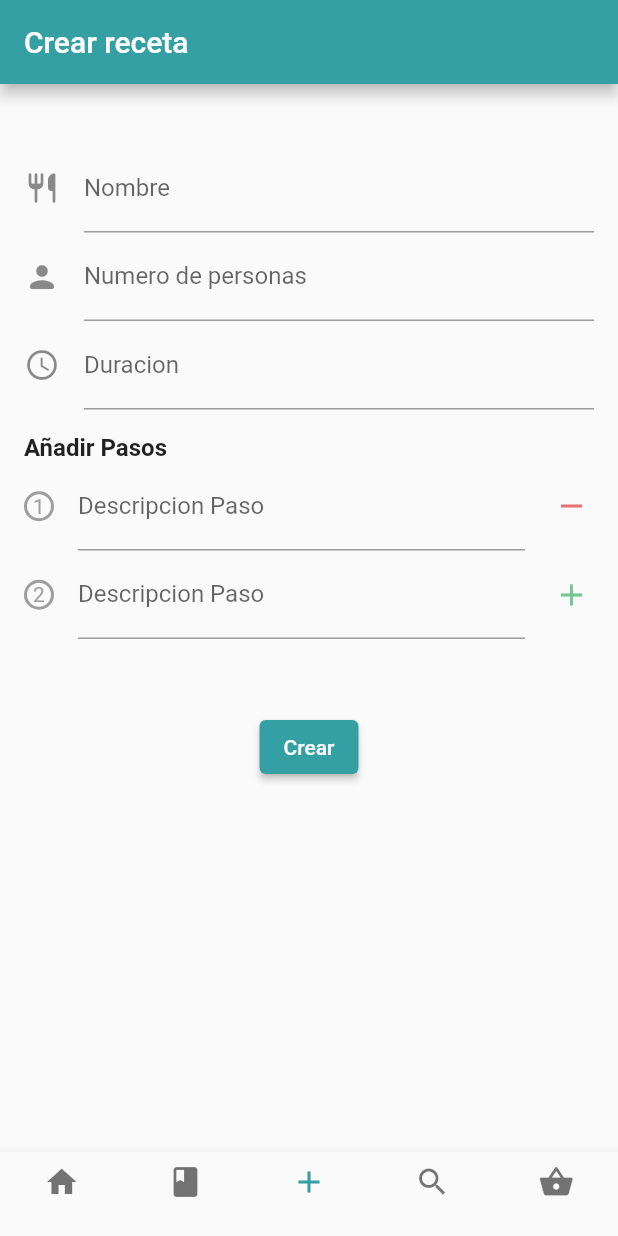
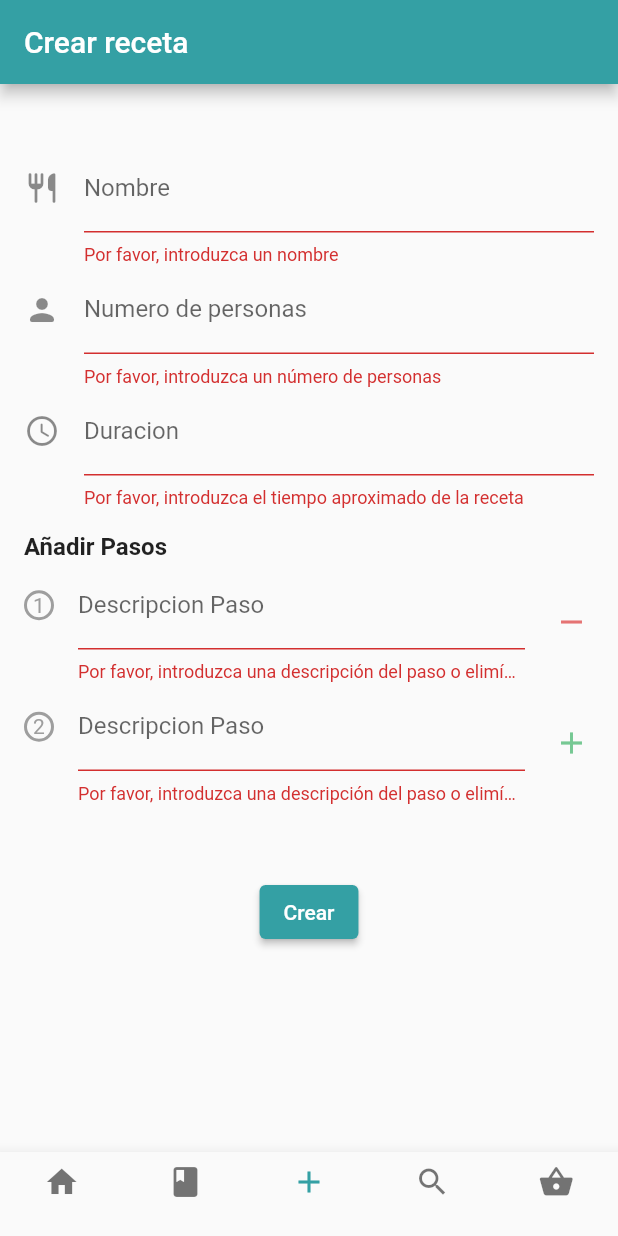
Before and after one commit to MBM-devs/letscookit, a Flutter app: the screen it shows after launch, item 3 of the bottom bar chosen, after a tap on the "add" icon, after a tap on "Crear", on a phone screen of 412 x 824 dp. Run offline on Flutter 3.47's test engine with Material 2 defaults, Android fonts, the light colour scheme and no system bars.

Commit message:
Validate form create Receipt

```diff
--- a/letscookit/lib/main.dart
+++ b/letscookit/lib/main.dart
@@ -19,14 +19,9 @@ void main() {
   // Receta receta = Receta("Pollo al limón", 2);
   ListaIngredientes l1 = ListaIngredientes();
   LibroRecetas libro = LibroRecetas();
-  LibroRecetas libro2 = LibroRecetas();
 
   // libro.misRecetas.add(receta);
   // libro2.misRecetas.add(Receta("Esparragos", 4));
-
-  libro.misRecetas.forEach((p0) {
-    print(p0.nombre);
-  });
 
   // receta.crearIngrediente(2, "Rodajas", "Limón");
   // receta.crearIngrediente(1, "", "Pollo");
@@ -34,6 +29,10 @@ void main() {
 
   // receta.ingredientes.forEach((key, value) =>
   //     print('${key.nombre}: ${value.cantidad} ${value.unidad} '));
+  libro.misRecetas.forEach((receta) {
+    print(receta.nombre);
+    print(receta.numPasos);
+  });
 
   l1.forEach((ingrediente) {
     print(ingrediente.nombre);
--- a/letscookit/lib/pages/receipt.dart
+++ b/letscookit/lib/pages/receipt.dart
@@ -1,12 +1,18 @@
 import 'package:flutter/material.dart';
 import 'package:letscookit/config/palette.dart';
 import 'package:letscookit/utilities/libro_recetas.dart';
+import 'package:letscookit/utilities/lista.dart';
+import 'package:letscookit/utilities/lista_receta.dart';
 import '../widgets/pasos_text_fields.dart';
 
 //import 'dynamic_fields.dart';
 
 class Receipt extends StatefulWidget {
-  Receipt({Key? key}) : super(key: key);
+  ListaReceta? _lista;
+  Receipt({Key? key})
+      : _lista = null,
+        super(key: key);
+  Receipt.conLista(this._lista, {Key? key}) : super(key: key);
 
   @override
   State<Receipt> createState() => _ReceiptState();
@@ -16,6 +22,8 @@ class _ReceiptState extends State<Receipt> {
   final _formKey = GlobalKey<FormState>();
 
   List<TextEditingController> pasos = [TextEditingController()];
+
+  LibroRecetas libro = LibroRecetas();
 
   TextEditingController _nombreReceta = TextEditingController();
   TextEditingController _numeroPersonas = TextEditingController();
@@ -54,6 +62,9 @@ class _ReceiptState extends State<Receipt> {
                   }
                   return null;
                 },
+                onSaved: (value) {
+                  if (value != null) nombre = value;
+                },
               ),
               TextFormField(
                 controller: _numeroPersonas,
@@ -69,9 +80,13 @@ class _ReceiptState extends State<Receipt> {
                   }
                   return null;
                 },
+                onSaved: (value) {
+                  if (value != null) numPersonas = int.parse(value);
+                },
               ),
               TextFormField(
                 controller: _tiempoReceta,
+                keyboardType: TextInputType.number,
                 decoration: const InputDecoration(
                   icon: Icon(Icons.access_time_rounded),
                   hintText: 'Introduce la duración de la receta.',
@@ -82,6 +97,9 @@ class _ReceiptState extends State<Receipt> {
                     return 'Por favor, introduzca el tiempo aproximado de la receta';
                   }
                   return null;
+                },
+                onSaved: (value) {
+                  if (value != null) tiempo = int.parse(value);
                 },
               ),
 
@@ -96,23 +114,18 @@ class _ReceiptState extends State<Receipt> {
 
               const SizedBox(height: 48.0),
 
-              //Spacer(), //PARA QUE EL BOTON ESTÉ DEBAJO DEL TODO
               Center(
                 child: ElevatedButton(
                   // style: ElevatedButton.styleFrom(
                   // primary: Color.fromARGB(255, 52, 160, 164)),
                   onPressed: () {
-                    nombre = _nombreReceta.text;
-                    numPersonas = int.parse(_numeroPersonas.text);
-                    tiempo = int.parse(_tiempoReceta.text);
-
-                    if (nombre != '' && numPersonas > 0 && tiempo > 0) {
-                      LibroRecetas()
-                          .crearNuevaReceta(null, nombre, numPersonas, tiempo);
-                    }
-
                     // Validate returns true if the form is valid, or false otherwise.
                     if (_formKey.currentState!.validate()) {
+                      _formKey.currentState!.save();
+                      libro.crearNuevaReceta(widget._lista, nombre, numPersonas,
+                          tiempo, pasosList);
+
+                      _clearInputs();
                       // If the form is valid, display a snackbar. In the real world,
                       // you'd often call a server or save the information in a database.
                       ScaffoldMessenger.of(context).showSnackBar(
@@ -128,6 +141,14 @@ class _ReceiptState extends State<Receipt> {
         ),
       ),
     );
+  }
+
+  void _clearInputs() {
+    _nombreReceta.clear();
+    _numeroPersonas.clear();
+    _tiempoReceta.clear();
+    pasosList = [''];
+    setState(() {});
   }
 
   /// get firends text-fields
@@ -159,8 +180,8 @@ class _ReceiptState extends State<Receipt> {
     return InkWell(
       onTap: () {
         if (add) {
-          // add new text-fields at the top of all friends textfields
-          pasosList.insert(0, '');
+          // add new text-fields at the bottom of all friends textfields
+          pasosList.add('');
         } else
           pasosList.removeAt(index);
         setState(() {});
--- a/letscookit/lib/utilities/libro_recetas.dart
+++ b/letscookit/lib/utilities/libro_recetas.dart
@@ -23,12 +23,16 @@ class LibroRecetas extends Lista {
     super.add(misRecetas);
   }
 
-  void crearNuevaReceta(
-      ListaReceta? lista, String nombre, int numPersonas, int tiempo) {
+  void crearNuevaReceta(ListaReceta? lista, String nombre, int numPersonas,
+      int tiempo, List<String> pasos) {
     Receta receta = Receta(nombre, numPersonas, tiempo);
-    misRecetas.add(receta);
-    if (lista != null) lista.add(receta);
-    print(nombre + numPersonas.toString() + tiempo.toString());
+    for (var i = 0; i < pasos.length; i++) {
+      receta.crearPaso(pasos[i]);
+    }
+
+    if (misRecetas.buscaReceta(nombre) == -1) misRecetas.add(receta);
+
+    if (lista != null && lista.buscaReceta(nombre) == -1) lista.add(receta);
   }
 
   ListaReceta get misRecetas => super.lista[0];
--- a/letscookit/lib/utilities/lista_receta.dart
+++ b/letscookit/lib/utilities/lista_receta.dart
@@ -2,4 +2,9 @@ import 'package:letscookit/utilities/lista.dart';
 
 class ListaReceta extends Lista {
   ListaReceta(String nombre) : super(nombre);
+
+  int buscaReceta(String nombre) {
+    return super.lista.indexWhere(
+        (element) => element.nombre == nombre); //Devuelve -1 si no lo encuentra
+  }
 }
--- a/letscookit/lib/utilities/receta.dart
+++ b/letscookit/lib/utilities/receta.dart
@@ -14,7 +14,6 @@ class Receta {
   Map<Ingrediente, Medida> _ingredientes;
   List<Etiqueta> _etiquetas;
   ListaIngredientes _listaIngredientes;
-  // List<File> imagenes;
 
   //Constructor
   Receta(this._nombre, this._numPersonas, this._duracion)
@@ -58,12 +57,11 @@ class Receta {
   }
 
   void addEtiqueta(Etiqueta etiqueta) => _etiquetas.add(etiqueta);
-  void _addPaso(Paso paso) => _pasos.add(paso);
 
   /// Crea un paso y lo añade al array
   void crearPaso(String descripcion) {
     Paso paso = Paso(_pasos.length, descripcion);
-    _addPaso(paso);
+    _pasos.add(paso);
   }
 
   /// Crea un Ingrediente, le asigna una cantidad y unidad y lo añade a la lista
```
